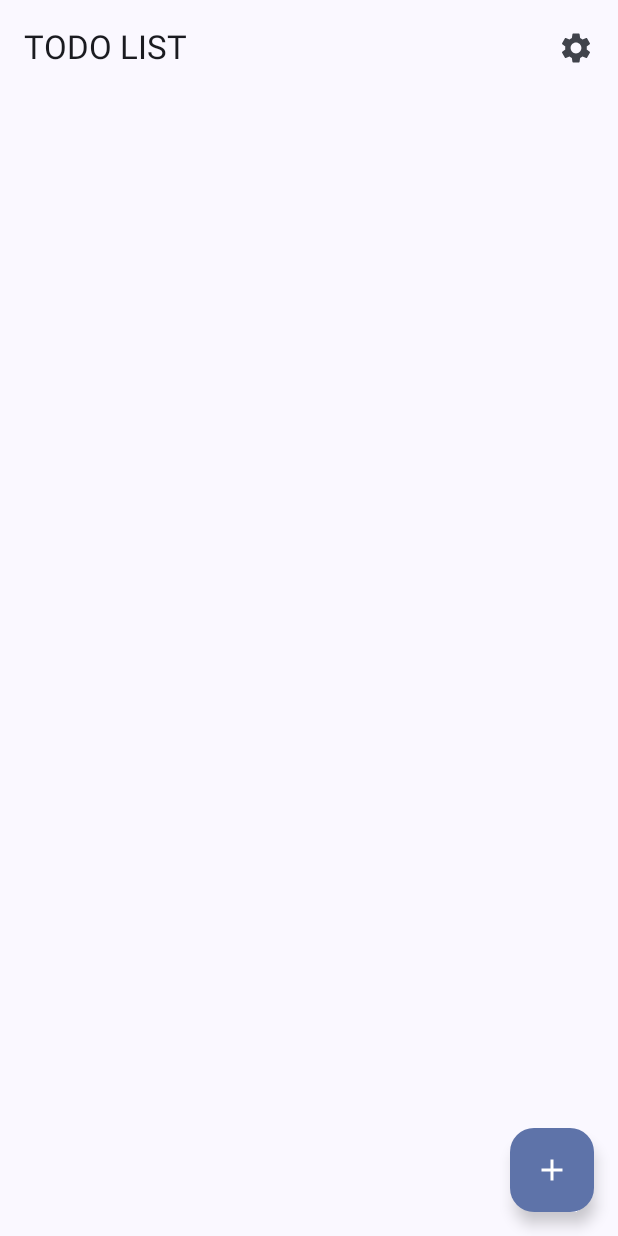
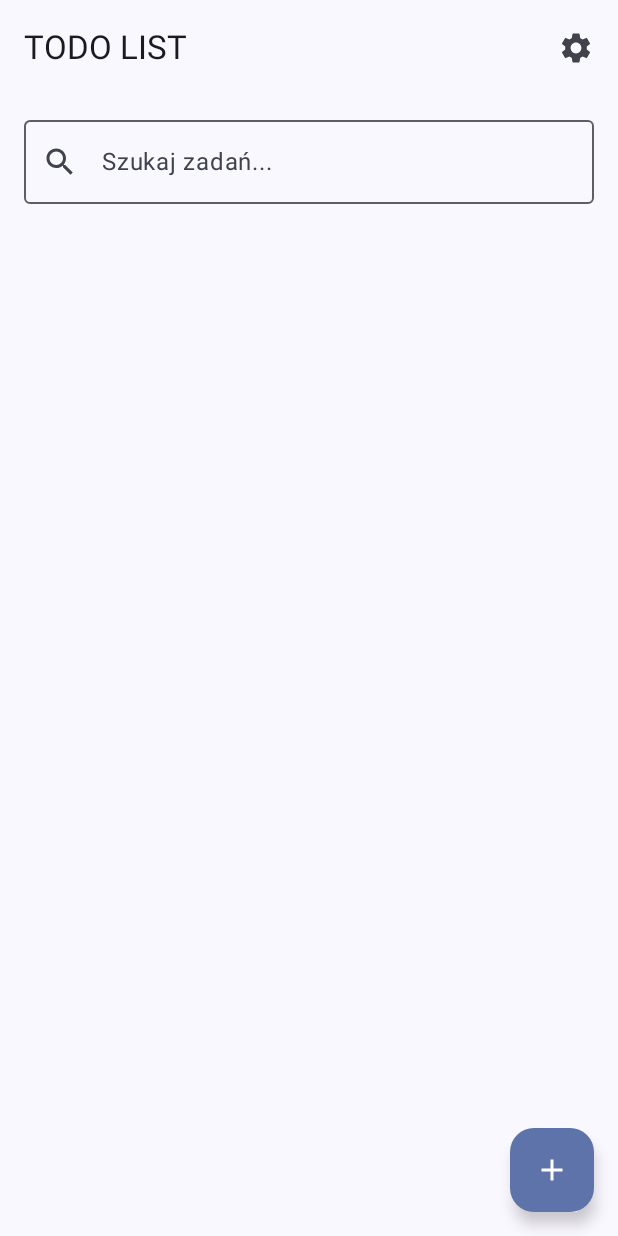
Before and after one commit to Juhasen/ToDo, an Android app built with Jetpack Compose: the screen it shows after launch (MainActivity), on a phone screen of 412 x 824 dp. Run offline under Robolectric (Android 15) with nearby library versions, the phone set to English and light mode, and no system bars; our stand-ins replace Room's generated code.

Commit message:
Add search functionality to task list with filtering and clear option

```diff
--- a/app/src/main/java/pl/juhas/todo/ui/screens/TaskListScreen.kt
+++ b/app/src/main/java/pl/juhas/todo/ui/screens/TaskListScreen.kt
@@ -3,20 +3,28 @@ package pl.juhas.todo.ui.screens
 import androidx.compose.foundation.layout.Arrangement
 import androidx.compose.foundation.layout.PaddingValues
 import androidx.compose.foundation.layout.fillMaxSize
+import androidx.compose.foundation.layout.fillMaxWidth
 import androidx.compose.foundation.layout.padding
 import androidx.compose.foundation.lazy.LazyColumn
 import androidx.compose.foundation.lazy.items
 import androidx.compose.material.icons.Icons
 import androidx.compose.material.icons.filled.Add
+import androidx.compose.material.icons.filled.Clear
+import androidx.compose.material.icons.filled.Search
 import androidx.compose.material.icons.filled.Settings
 import androidx.compose.material3.ExperimentalMaterial3Api
 import androidx.compose.material3.FloatingActionButton
 import androidx.compose.material3.Icon
 import androidx.compose.material3.IconButton
+import androidx.compose.material3.OutlinedTextField
 import androidx.compose.material3.Scaffold
 import androidx.compose.material3.Text
 import androidx.compose.material3.TopAppBar
 import androidx.compose.runtime.Composable
+import androidx.compose.runtime.getValue
+import androidx.compose.runtime.mutableStateOf
+import androidx.compose.runtime.remember
+import androidx.compose.runtime.setValue
 import androidx.compose.ui.Modifier
 import androidx.compose.ui.unit.dp
 import pl.juhas.todo.database.Task
@@ -32,6 +40,16 @@ fun TaskListScreen(
     onTaskStatusChange: (Task) -> Unit,
     onSettingsClick: () -> Unit
 ) {
+    // Stan dla wyszukiwarki
+    var searchQuery by remember { mutableStateOf("") }
+
+    // Filtrowanie zadań na podstawie wyszukiwanego tekstu
+    val filteredTasks = if (searchQuery.isEmpty()) {
+        tasks
+    } else {
+        tasks.filter { it.task.title.contains(searchQuery, ignoreCase = true) }
+    }
+
     Scaffold(
         topBar = {
             TopAppBar(
@@ -56,7 +74,27 @@ fun TaskListScreen(
             contentPadding = PaddingValues(16.dp),
             verticalArrangement = Arrangement.spacedBy(16.dp)
         ) {
-            items(tasks) { taskWithAttachments ->
+            // Element wyszukiwania na górze listy
+            item {
+                OutlinedTextField(
+                    value = searchQuery,
+                    onValueChange = { searchQuery = it },
+                    modifier = Modifier.fillMaxWidth(),
+                    placeholder = { Text("Szukaj zadań...") },
+                    leadingIcon = { Icon(Icons.Default.Search, contentDescription = "Szukaj") },
+                    trailingIcon = {
+                        if (searchQuery.isNotEmpty()) {
+                            IconButton(onClick = { searchQuery = "" }) {
+                                Icon(Icons.Default.Clear, contentDescription = "Wyczyść")
+                            }
+                        }
+                    },
+                    singleLine = true
+                )
+            }
+
+            // Wyświetlanie przefiltrowanych zadań
+            items(filteredTasks) { taskWithAttachments ->
                 TaskItem(
                     taskWithAttachments = taskWithAttachments,
                     onClick = { onTaskClick(taskWithAttachments.task) },
--- a/app/src/main/java/pl/juhas/todo/ui/theme/Theme.kt
+++ b/app/src/main/java/pl/juhas/todo/ui/theme/Theme.kt
@@ -41,7 +41,7 @@ fun TODOTheme(
     content: @Composable () -> Unit
 ) {
     val colorScheme = when {
-        dynamicColor && Build.VERSION.SDK_INT >= Build.VERSION_CODES.S -> {
+        dynamicColor -> {
             val context = LocalContext.current
             if (darkTheme) dynamicDarkColorScheme(context) else dynamicLightColorScheme(context)
         }
```
